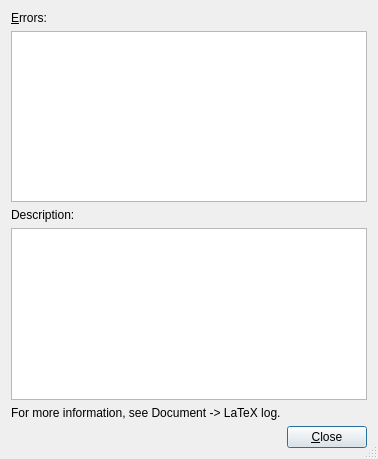
Old version of the form src/frontends/qt4/ui/ErrorListUi.ui in the repository cburschka/lyx.
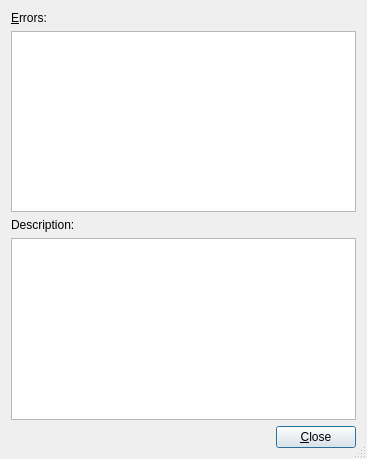
New version of the form.

Commit message: Please Juergen

```diff
--- a/src/frontends/qt4/ui/ErrorListUi.ui
+++ b/src/frontends/qt4/ui/ErrorListUi.ui
@@ -51,7 +51,7 @@
      </property>
     </widget>
    </item>
-   <item row="5" column="0" >
+   <item row="4" column="0" >
     <spacer>
      <property name="orientation" >
       <enum>Qt::Horizontal</enum>
@@ -67,20 +67,13 @@
      </property>
     </spacer>
    </item>
-   <item row="5" column="1" >
+   <item row="4" column="1" >
     <widget class="QPushButton" name="closePB" >
      <property name="text" >
       <string>&amp;Close</string>
      </property>
     </widget>
    </item>
-   <item row="4" column="0" >
-    <widget class="QLabel" name="label" >
-     <property name="text" >
-      <string>For more information, see Document -> LaTeX log.</string>
-     </property>
-    </widget>
-   </item>
   </layout>
  </widget>
  <tabstops>
```
Left out of the diff: 3 changed lines with no effect on the pictures.
